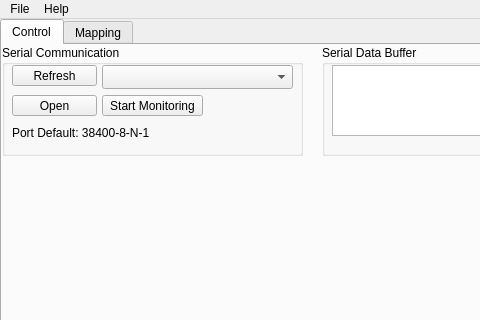
First picture: the form in interface/ecu_view/ecuview.ui, repository deninur2427/ecu_pnm, before the edit; both pictures show x 0 to 480 and y 0 to 320 of the 812 by 616 pixel window.
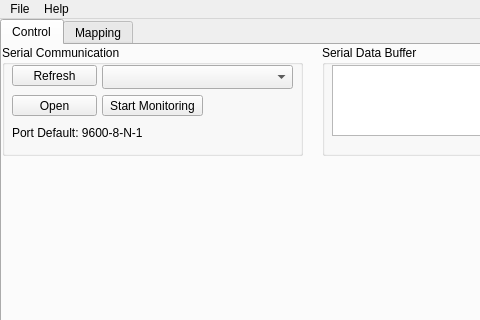
Second picture: the form after the edit. Icons and pictures are not drawn.

Diff of the .ui file:
```diff
--- a/interface/ecu_view/ecuview.ui
+++ b/interface/ecu_view/ecuview.ui
@@ -75,7 +75,7 @@
         </rect>
        </property>
        <property name="text">
-        <string>Port Default: 38400-8-N-1</string>
+        <string>Port Default: 9600-8-N-1</string>
        </property>
       </widget>
       <widget class="QPushButton" name="btnPortRefresh">
```
Left out of the diff: 20 changed lines with no effect on the pictures.
